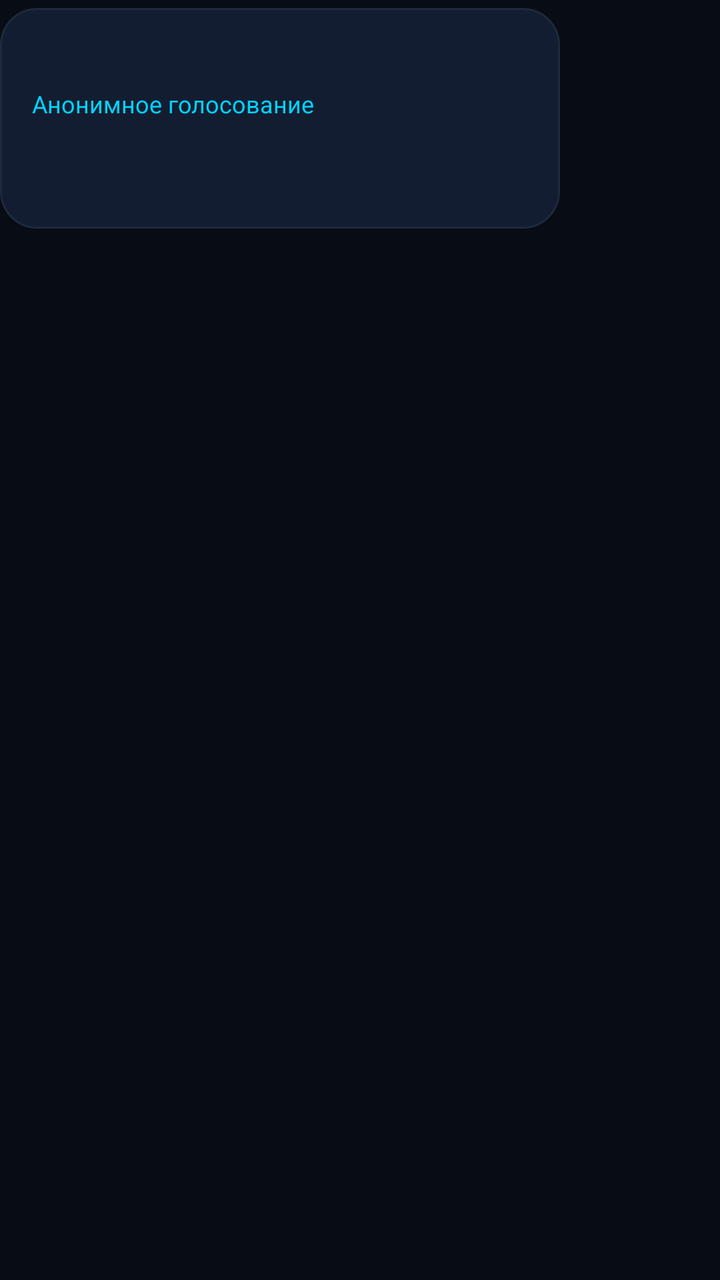
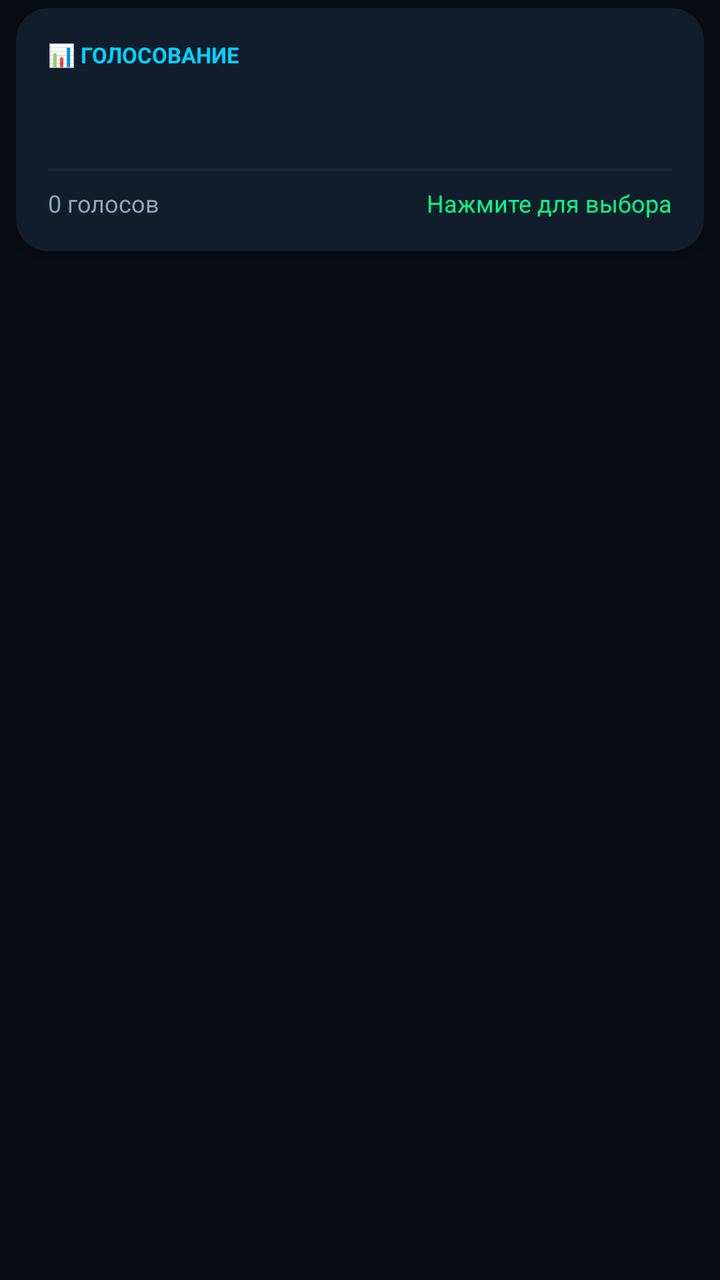

Compare the two renders of this Android layout. The source of the first and the diff that turns it into the second are given below.
<!-- AndroidManifest.xml: application theme Theme.NonsenseChat -->
<!-- res/layout/item_message_poll.xml -->
<?xml version="1.0" encoding="utf-8"?>
<androidx.constraintlayout.widget.ConstraintLayout xmlns:android="http://schemas.android.com/apk/res/android"
    xmlns:app="http://schemas.android.com/apk/res-auto"
    android:layout_width="match_parent"
    android:layout_height="wrap_content"
    android:paddingVertical="4dp">

    <LinearLayout
        android:id="@+id/pollCard"
        android:layout_width="280dp"
        android:layout_height="wrap_content"
        android:background="@drawable/bg_card_dark"
        android:orientation="vertical"
        android:padding="16dp"
        app:layout_constraintStart_toStartOf="parent"
        app:layout_constraintTop_toTopOf="parent">

        <TextView
            android:id="@+id/tvPollQuestion"
            android:layout_width="match_parent"
            android:layout_height="wrap_content"
            android:textColor="@color/text_primary"
            android:textSize="16sp"
            android:textStyle="bold" />

        <TextView
            android:id="@+id/tvPollType"
            android:layout_width="match_parent"
            android:layout_height="wrap_content"
            android:layout_marginTop="2dp"
            android:text="@string/poll_anonymous"
            android:textColor="@color/accent_cyan"
            android:textSize="12sp" />

        
        <LinearLayout
            android:id="@+id/pollOptionsContainer"
            android:layout_width="match_parent"
            android:layout_height="wrap_content"
            android:layout_marginTop="12dp"
            android:orientation="vertical" />

        <TextView
            android:id="@+id/tvTotalVotes"
            android:layout_width="wrap_content"
            android:layout_height="wrap_content"
            android:layout_marginTop="10dp"
            android:textColor="@color/text_tertiary"
            android:textSize="12sp" />

    </LinearLayout>

</androidx.constraintlayout.widget.ConstraintLayout>
<!-- resources referenced by this layout -->
<resources>
  <color name="accent_cyan">#00D2FF</color>
  <color name="text_primary">#F8FAFC</color>
  <color name="text_tertiary">#64748B</color>
  <!-- drawable bg_card_dark (drawable) -->
  <?xml version="1.0" encoding="utf-8"?>
  <shape xmlns:android="http://schemas.android.com/apk/res/android"
      android:shape="rectangle">
      <solid android:color="@color/bg_card" />
      <stroke android:width="1dp" android:color="@color/border_subtle" />
      <corners android:radius="18dp" />
  </shape>
  <string name="poll_anonymous">Анонимное голосование</string>
  <style name="Theme.NonsenseChat" parent="Theme.Material3.Dark.NoActionBar">
          
          <item name="android:statusBarColor">@color/bg_main</item>
          <item name="android:navigationBarColor">@color/bg_main</item>
          <item name="android:windowLightStatusBar">false</item>
          <item name="android:windowBackground">@color/bg_main</item>
  
          
          <item name="colorPrimary">@color/accent_green</item>
          <item name="colorOnPrimary">#080C14</item>
          <item name="colorSecondary">@color/accent_cyan</item>
          <item name="colorSurface">@color/bg_surface</item>
          <item name="colorOnSurface">@color/text_primary</item>
  
          
          <item name="android:textColor">@color/text_primary</item>
          <item name="android:textColorHint">@color/text_tertiary</item>
      </style>
  <color name="bg_card">#131D31</color>
  <color name="border_subtle">#1E293B</color>
  <color name="bg_main">#080C14</color>
  <color name="accent_green">#00FF88</color>
  <color name="bg_surface">#0F172A</color>
</resources>

<!-- the commit's change to res/layout/item_message_poll.xml (unified diff, before → after) -->
@@ -5,49 +5,79 @@
     android:layout_height="wrap_content"
     android:paddingVertical="4dp">
 
-    <LinearLayout
-        android:id="@+id/pollCard"
-        android:layout_width="280dp"
+    <androidx.cardview.widget.CardView
+        android:layout_width="match_parent"
         android:layout_height="wrap_content"
-        android:background="@drawable/bg_card_dark"
-        android:orientation="vertical"
-        android:padding="16dp"
-        app:layout_constraintStart_toStartOf="parent"
+        android:layout_marginHorizontal="8dp"
+        app:cardCornerRadius="16dp"
+        app:cardElevation="2dp"
+        app:cardBackgroundColor="@color/bg_card_dark"
         app:layout_constraintTop_toTopOf="parent">
 
-        <TextView
-            android:id="@+id/tvPollQuestion"
+        <LinearLayout
             android:layout_width="match_parent"
             android:layout_height="wrap_content"
-            android:textColor="@color/text_primary"
-            android:textSize="16sp"
-            android:textStyle="bold" />
+            android:orientation="vertical"
+            android:padding="16dp">
 
-        <TextView
-            android:id="@+id/tvPollType"
-            android:layout_width="match_parent"
-            android:layout_height="wrap_content"
-            android:layout_marginTop="2dp"
-            android:text="@string/poll_anonymous"
-            android:textColor="@color/accent_cyan"
-            android:textSize="12sp" />
+            <TextView
+                android:id="@+id/tvPollBadge"
+                android:layout_width="wrap_content"
+                android:layout_height="wrap_content"
+                android:text="📊 ГОЛОСОВАНИЕ"
+                android:textColor="@color/accent_cyan"
+                android:textSize="11sp"
+                android:textStyle="bold" />
 
-        
-        <LinearLayout
-            android:id="@+id/pollOptionsContainer"
-            android:layout_width="match_parent"
-            android:layout_height="wrap_content"
-            android:layout_marginTop="12dp"
-            android:orientation="vertical" />
+            <TextView
+                android:id="@+id/tvPollQuestion"
+                android:layout_width="match_parent"
+                android:layout_height="wrap_content"
+                android:layout_marginTop="6dp"
+                android:textColor="@color/text_primary"
+                android:textSize="16sp"
+                android:textStyle="bold" />
 
-        <TextView
-            android:id="@+id/tvTotalVotes"
-            android:layout_width="wrap_content"
-            android:layout_height="wrap_content"
-            android:layout_marginTop="10dp"
-            android:textColor="@color/text_tertiary"
-            android:textSize="12sp" />
+            <LinearLayout
+                android:id="@+id/pollOptionsContainer"
+                android:layout_width="match_parent"
+                android:layout_height="wrap_content"
+                android:layout_marginTop="10dp"
+                android:orientation="vertical" />
 
-    </LinearLayout>
+            <View
+                android:layout_width="match_parent"
+                android:layout_height="1dp"
+                android:layout_marginTop="12dp"
+                android:background="@color/border_subtle" />
+
+            <LinearLayout
+                android:layout_width="match_parent"
+                android:layout_height="wrap_content"
+                android:layout_marginTop="8dp"
+                android:gravity="center_vertical"
+                android:orientation="horizontal">
+
+                <TextView
+                    android:id="@+id/tvTotalVotes"
+                    android:layout_width="0dp"
+                    android:layout_height="wrap_content"
+                    android:layout_weight="1"
+                    android:text="0 голосов"
+                    android:textColor="@color/text_secondary"
+                    android:textSize="12sp" />
+
+                <TextView
+                    android:id="@+id/tvPollStatus"
+                    android:layout_width="wrap_content"
+                    android:layout_height="wrap_content"
+                    android:text="Нажмите для выбора"
+                    android:textColor="@color/accent_green"
+                    android:textSize="12sp" />
+            </LinearLayout>
+
+        </LinearLayout>
+
+    </androidx.cardview.widget.CardView>
 
 </androidx.constraintlayout.widget.ConstraintLayout>
<!-- resource entries referenced after the edit -->
@@ -2,16 +2,8 @@
 <resources>
   <color name="accent_cyan">#00D2FF</color>
   <color name="text_primary">#F8FAFC</color>
+  <color name="text_secondary">#94A3B8</color>
   <color name="text_tertiary">#64748B</color>
-  <!-- drawable bg_card_dark (drawable) -->
-  <?xml version="1.0" encoding="utf-8"?>
-  <shape xmlns:android="http://schemas.android.com/apk/res/android"
-      android:shape="rectangle">
-      <solid android:color="@color/bg_card" />
-      <stroke android:width="1dp" android:color="@color/border_subtle" />
-      <corners android:radius="18dp" />
-  </shape>
-  <string name="poll_anonymous">Анонимное голосование</string>
   <style name="Theme.NonsenseChat" parent="Theme.Material3.Dark.NoActionBar">
           
           <item name="android:statusBarColor">@color/bg_main</item>
@@ -30,10 +22,10 @@
           <item name="android:textColor">@color/text_primary</item>
           <item name="android:textColorHint">@color/text_tertiary</item>
       </style>
-  <color name="bg_card">#131D31</color>
   <color name="border_subtle">#1E293B</color>
   <color name="bg_main">#080C14</color>
   <color name="accent_green">#00FF88</color>
+  <color name="bg_card_dark">#121D2C</color>
   <color name="bg_surface">#0F172A</color>
 </resources>
 
